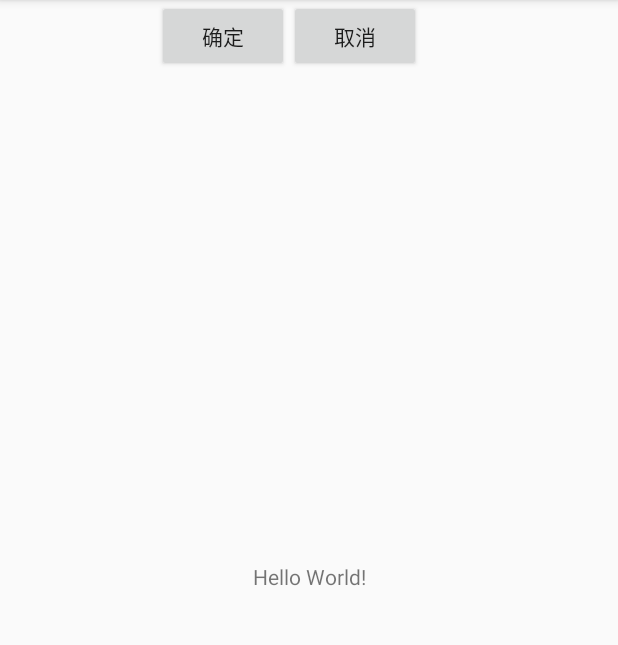
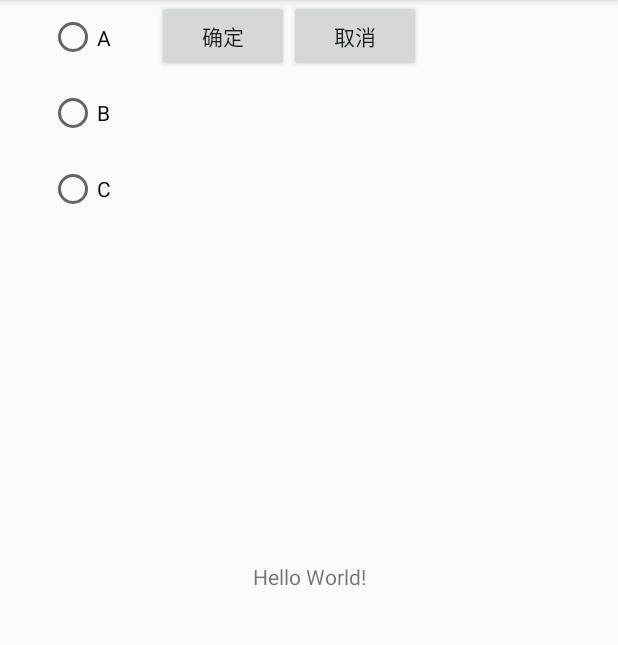
Before and after one commit to gitHub-good/MyApplication2, an Android app: the screen it shows after launch (MainActivity), on a phone screen of 412 x 824 dp, the part 84-729 px from its top. Run offline under Robolectric (Android 15) with nearby library versions, the phone set to English and light mode, and no system bars.

Commit message:
/第四版本

```diff
--- a/app/src/main/res/layout/activity_main.xml
+++ b/app/src/main/res/layout/activity_main.xml
@@ -5,6 +5,40 @@
     android:layout_width="match_parent"
     android:layout_height="match_parent"
     tools:context="com.tw.flag.myapplication.MainActivity">
+
+    <LinearLayout
+        android:layout_width="347dp"
+        android:layout_height="151dp"
+        android:orientation="vertical"
+        tools:layout_editor_absoluteY="8dp"
+        android:layout_marginRight="8dp"
+        app:layout_constraintRight_toRightOf="parent"
+        android:layout_marginLeft="8dp"
+        app:layout_constraintLeft_toLeftOf="parent">
+
+        <RadioButton
+            android:id="@+id/radioButton3"
+            android:layout_width="match_parent"
+            android:layout_height="wrap_content"
+            android:layout_weight="1"
+            android:text="A" />
+
+        <RadioButton
+            android:id="@+id/radioButton2"
+            android:layout_width="match_parent"
+            android:layout_height="wrap_content"
+            android:layout_weight="1"
+            android:text="B" />
+
+        <RadioButton
+            android:id="@+id/radioButton"
+            android:layout_width="match_parent"
+            android:layout_height="wrap_content"
+            android:layout_weight="1"
+            android:text="C"
+            tools:layout_editor_absoluteX="0dp"
+            tools:layout_editor_absoluteY="0dp" />
+    </LinearLayout>
 
     <TextView
         android:layout_width="wrap_content"
@@ -24,7 +58,9 @@
         app:layout_constraintHorizontal_bias="0.44"
         app:layout_constraintLeft_toLeftOf="parent"
         app:layout_constraintRight_toRightOf="parent"
-        tools:layout_editor_absoluteY="283dp">
+        tools:layout_editor_absoluteY="283dp"
+        android:layout_marginStart="8dp"
+        android:layout_marginEnd="8dp">
 
         <Button
             android:id="@+id/button"
@@ -41,6 +77,7 @@
             android:layout_height="wrap_content"
             android:layout_weight="1"
             android:text="取消" />
+
     </LinearLayout>
 
 </android.support.constraint.ConstraintLayout>
```
